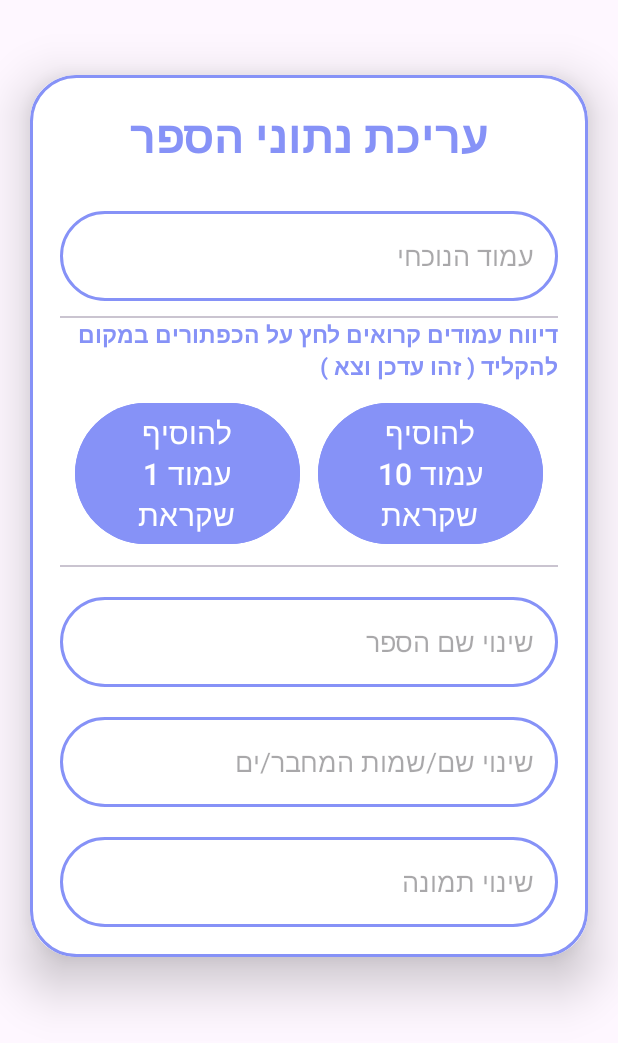
After one commit to Leo20072/ProjectForEx, an Android app: the layout custom_dialog_edit.xml on its own in the app's theme, with its tools: preview values and no code run, on a phone screen of 412 x 824 dp. The commit adds this screen. Shown: the top 1043 px of the screen. Run offline under Robolectric (Android 15) with nearby library versions, the phone set to English and light mode, and no system bars.

Commit message:
ver. 4 - 01/11/2025

```diff
--- a/app/src/main/AndroidManifest.xml
+++ b/app/src/main/AndroidManifest.xml
@@ -11,6 +11,9 @@
         android:roundIcon="@mipmap/ic_launcher_round"
         android:supportsRtl="true"
         android:theme="@style/Theme.Login_and_Signup_new">
+        <activity
+            android:name=".CustomDialogEdit"
+            android:exported="false" />
         <activity
             android:name=".ListOfBooks"
             android:exported="false" />
--- a/app/src/main/java/com/example/login_and_signup_new/BookAdapter.java
+++ b/app/src/main/java/com/example/login_and_signup_new/BookAdapter.java
@@ -88,6 +88,8 @@ public class BookAdapter extends RecyclerView.Adapter<BookAdapter.BookViewHolder
             // קריאה לפונקציית עדכון שתטמיע בהמשך
             // handleBookEdit(currentBook, currentKey);
             System.out.println("לחצת על עדכן לספר: " + currentBook.getNameOfBook());
+
+            ((ListOfBooks)context).createDialogEdit();
         });
 
         holder.btnView.setOnClickListener(v -> {
@@ -95,6 +97,7 @@ public class BookAdapter extends RecyclerView.Adapter<BookAdapter.BookViewHolder
             System.out.println("לחצת על צפה לספר: " + currentBook.getNameOfBook());
         });
     }
+
 
     // 5. קבלת מספר הפריטים ברשימה
     @Override
--- a/app/src/main/java/com/example/login_and_signup_new/MainActivity.java
+++ b/app/src/main/java/com/example/login_and_signup_new/MainActivity.java
@@ -36,16 +36,16 @@ public class MainActivity extends AppCompatActivity {
             @Override
             public void onClick(View view) {
                 startActivity(new Intent(MainActivity.this, Addbook.class));
-                finish();
             }
         });
+
+
 
         btnlistbooks = findViewById(R.id.btnlistbooks);
         btnlistbooks.setOnClickListener(new View.OnClickListener() {
             @Override
             public void onClick(View view) {
                 startActivity(new Intent(MainActivity.this, ListOfBooks.class));
-                finish();
             }
         });
     }
--- /dev/null
+++ b/app/src/main/res/layout/custom_dialog_edit.xml
@@ -0,0 +1,152 @@
+<?xml version="1.0" encoding="utf-8"?>
+<LinearLayout
+    xmlns:android="http://schemas.android.com/apk/res/android"
+    xmlns:app="http://schemas.android.com/apk/res-auto"
+    xmlns:tools="http://schemas.android.com/tools"
+    android:layout_width="match_parent"
+    android:layout_height="match_parent"
+    tools:context=".CustomDialogEdit">
+    <androidx.cardview.widget.CardView
+        android:layout_width="match_parent"
+        android:layout_height="wrap_content"
+        android:layout_marginTop="50dp"
+        android:layout_marginEnd="20dp"
+        android:layout_marginStart="20dp"
+        android:layout_marginBottom="50dp"
+        app:cardCornerRadius="30dp"
+        app:cardElevation="20dp">
+
+        <LinearLayout
+            android:layout_width="match_parent"
+            android:layout_height="wrap_content"
+            android:layout_gravity="center_horizontal"
+            android:background="@drawable/custom_edittext"
+            android:orientation="vertical"
+            android:padding="20dp">
+
+            <!-- Title of the screen -->
+            <TextView
+                android:layout_width="match_parent"
+                android:layout_height="wrap_content"
+                android:text="עריכת נתוני הספר"
+                android:textAlignment="center"
+                android:textColor="@color/lavender"
+                android:textSize="30sp"
+                android:textStyle="bold"
+                android:layout_marginBottom="10dp"/>
+
+            <!-- Book Cover Image Upload Placeholder -->
+
+            <!-- 1. Book Name Input -->
+            <!--            <ImageView-->
+            <!--                android:id="@+id/uploadImage"-->
+            <!--                android:layout_width="200dp"-->
+            <!--                android:layout_height="100dp"-->
+            <!--                android:layout_gravity="center_horizontal"-->
+            <!--                android:layout_marginTop="10dp"-->
+            <!--                android:contentDescription="תמונת כריכת הספר"-->
+            <!--                android:scaleType="fitCenter"-->
+            <!--                android:src="@drawable/uploadimg" />-->
+
+            <EditText
+                android:id="@+id/currentPagesCount"
+                android:layout_width="match_parent"
+                android:layout_height="60dp"
+                android:layout_marginTop="20dp"
+                android:background="@drawable/custom_edittext"
+                android:gravity="start|center_vertical"
+                android:hint="עמוד הנוכחי"
+                android:inputType="textUri"
+                android:padding="16dp"
+                android:textColor="@color/lavender"
+                android:textDirection="rtl" />
+
+            <com.google.android.material.divider.MaterialDivider
+                android:layout_width="match_parent"
+                android:layout_height="wrap_content"
+                android:layout_marginTop="10dp"></com.google.android.material.divider.MaterialDivider>
+
+            <TextView
+                android:layout_width="match_parent"
+                android:layout_height="wrap_content"
+                android:text="דיווח עמודים קרואים לחץ על הכפתורים במקום להקליד ( זהו עדכן וצא )"
+                android:textColor="@color/lavender"
+                android:textSize="15sp"
+                android:textStyle="bold"
+                android:layout_marginBottom="10dp"/>
+
+            <LinearLayout
+                android:layout_width="match_parent"
+                android:layout_height="wrap_content"
+                android:orientation="horizontal"
+                android:gravity="center">
+
+                <Button
+                    android:layout_width="150dp"
+                    android:layout_height="wrap_content"
+                    android:text="להוסיף עמוד 1 שקראת"
+                    android:textSize="20dp"
+                    android:backgroundTint="@color/lavender"
+                    android:id="@+id/btnAdd1CurrentPagesCount"></Button>
+
+                <Button
+                    android:layout_width="150dp"
+                    android:layout_height="wrap_content"
+                    android:text="להוסיף עמוד 10 שקראת"
+                    android:textSize="20dp"
+                    android:id="@+id/btnAdd10CurrentPagesCount"
+                    android:backgroundTint="@color/lavender"
+                    android:layout_marginLeft="12dp"></Button>
+            </LinearLayout>
+
+
+            <com.google.android.material.divider.MaterialDivider
+                android:layout_width="match_parent"
+                android:layout_height="wrap_content"
+                android:layout_marginTop="10dp"></com.google.android.material.divider.MaterialDivider>
+
+
+            <EditText
+                android:id="@+id/changeNameBook"
+                android:layout_width="match_parent"
+                android:layout_height="60dp"
+                android:layout_marginTop="20dp"
+                android:background="@drawable/custom_edittext"
+                android:gravity="start|center_vertical"
+                android:hint="שינוי שם הספר"
+                android:padding="16dp"
+                android:inputType="textUri"
+                android:textColor="@color/lavender"
+                android:textDirection="rtl"/>
+
+            <EditText
+            android:id="@+id/changeAuthorsName"
+            android:layout_width="match_parent"
+            android:layout_height="60dp"
+            android:layout_marginTop="20dp"
+            android:background="@drawable/custom_edittext"
+            android:gravity="start|center_vertical"
+            android:hint="שינוי שם/שמות המחבר/ים"
+            android:padding="16dp"
+            android:inputType="textUri"
+            android:textColor="@color/lavender"
+            android:textDirection="rtl"/>
+
+            <EditText
+                android:id="@+id/changeImage"
+                android:layout_width="match_parent"
+                android:layout_height="60dp"
+                android:layout_marginTop="20dp"
+                android:background="@drawable/custom_edittext"
+                android:gravity="start|center_vertical"
+                android:hint="שינוי תמונה"
+                android:padding="16dp"
+                android:inputType="textUri"
+                android:textColor="@color/lavender"
+                android:textDirection="rtl"/>
+
+
+
+        </LinearLayout>
+    </androidx.cardview.widget.CardView>
+</LinearLayout>
```
Also changed, not shown: app/src/main/java/com/example/login_and_signup_new/Addbook.java (+9 -4 lines), app/src/main/java/com/example/login_and_signup_new/CustomDialogEdit.java (added, +47 -0 lines), app/src/main/java/com/example/login_and_signup_new/ListOfBooks.java (+24 -1 lines), app/src/main/res/layout/activity_list_of_books.xml (+21 -3 lines).
